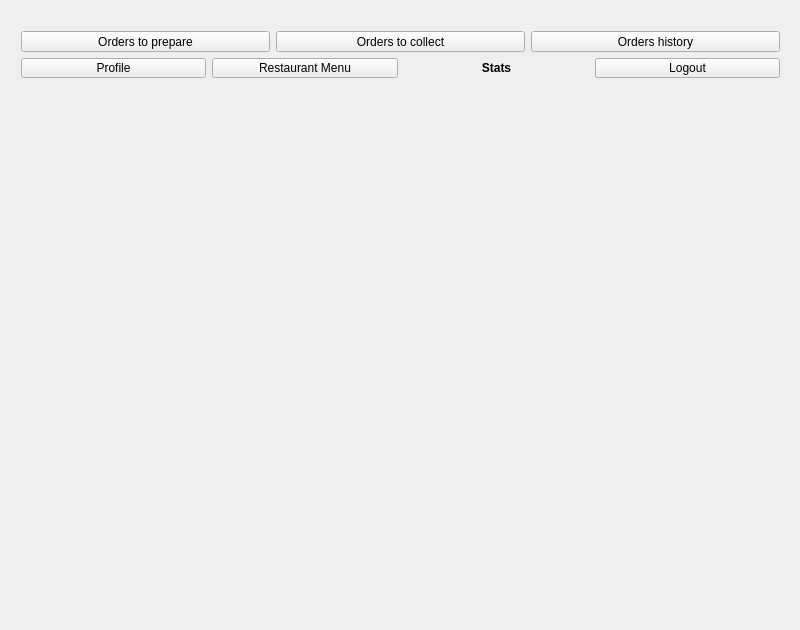
The window that src/Client/Client/RestaurantGUI.ui (DanieleAmenta/APL-DinerHub-2021-2022) describes before a commit, drawn with Qt 5.
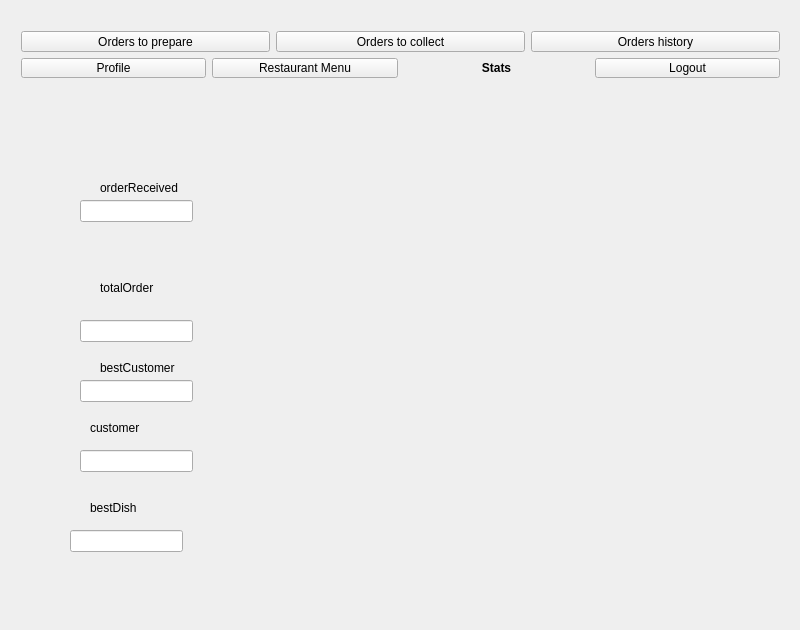
The same window after the commit. The open tabs and pages were chosen to show the change.

```diff
--- a/src/Client/Client/RestaurantGUI.ui
+++ b/src/Client/Client/RestaurantGUI.ui
@@ -1143,6 +1143,147 @@
       </item>
      </layout>
     </widget>
+    <widget class="QLabel" name="label">
+     <property name="geometry">
+      <rect>
+       <x>90</x>
+       <y>170</y>
+       <width>121</width>
+       <height>16</height>
+      </rect>
+     </property>
+     <property name="text">
+      <string>orderReceived</string>
+     </property>
+    </widget>
+    <widget class="QLabel" name="label_2">
+     <property name="geometry">
+      <rect>
+       <x>90</x>
+       <y>270</y>
+       <width>81</width>
+       <height>16</height>
+      </rect>
+     </property>
+     <property name="text">
+      <string>totalOrder</string>
+     </property>
+    </widget>
+    <widget class="QLabel" name="label_3">
+     <property name="geometry">
+      <rect>
+       <x>90</x>
+       <y>350</y>
+       <width>91</width>
+       <height>16</height>
+      </rect>
+     </property>
+     <property name="text">
+      <string>bestCustomer</string>
+     </property>
+    </widget>
+    <widget class="QLabel" name="label_4">
+     <property name="geometry">
+      <rect>
+       <x>80</x>
+       <y>410</y>
+       <width>55</width>
+       <height>16</height>
+      </rect>
+     </property>
+     <property name="text">
+      <string>customer</string>
+     </property>
+    </widget>
+    <widget class="QLabel" name="label_5">
+     <property name="geometry">
+      <rect>
+       <x>80</x>
+       <y>490</y>
+       <width>55</width>
+       <height>16</height>
+      </rect>
+     </property>
+     <property name="text">
+      <string>bestDish</string>
+     </property>
+    </widget>
+    <widget class="QLineEdit" name="orderReceivedlineEdit">
+     <property name="geometry">
+      <rect>
+       <x>70</x>
+       <y>190</y>
+       <width>113</width>
+       <height>22</height>
+      </rect>
+     </property>
+    </widget>
+    <widget class="QLineEdit" name="totalOrderlineEdit">
+     <property name="geometry">
+      <rect>
+       <x>70</x>
+       <y>310</y>
+       <width>113</width>
+       <height>22</height>
+      </rect>
+     </property>
+    </widget>
+    <widget class="QLineEdit" name="bestCustomerlineEdit">
+     <property name="geometry">
+      <rect>
+       <x>70</x>
+       <y>370</y>
+       <width>113</width>
+       <height>22</height>
+      </rect>
+     </property>
+    </widget>
+    <widget class="QLineEdit" name="customerlineEdit">
+     <property name="geometry">
+      <rect>
+       <x>70</x>
+       <y>440</y>
+       <width>113</width>
+       <height>22</height>
+      </rect>
+     </property>
+    </widget>
+    <widget class="QLineEdit" name="bestDishlineEdit">
+     <property name="geometry">
+      <rect>
+       <x>60</x>
+       <y>520</y>
+       <width>113</width>
+       <height>22</height>
+      </rect>
+     </property>
+    </widget>
+    <widget class="QLabel" name="plotOrdersForHourRestaurant">
+     <property name="geometry">
+      <rect>
+       <x>280</x>
+       <y>95</y>
+       <width>491</width>
+       <height>261</height>
+      </rect>
+     </property>
+     <property name="text">
+      <string/>
+     </property>
+    </widget>
+    <widget class="QLabel" name="plotAgeRestaurant">
+     <property name="geometry">
+      <rect>
+       <x>254</x>
+       <y>355</y>
+       <width>511</width>
+       <height>241</height>
+      </rect>
+     </property>
+     <property name="text">
+      <string/>
+     </property>
+    </widget>
    </widget>
   </widget>
  </widget>
```
